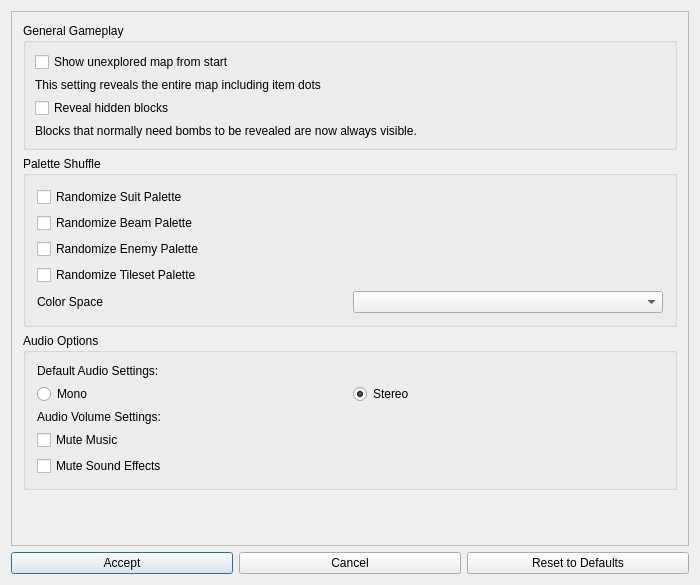
Above: randovania/games/fusion/gui/ui_files/fusion_cosmetic_patches_dialog.ui from randovania/randovania before the change. Below: the same form after it.
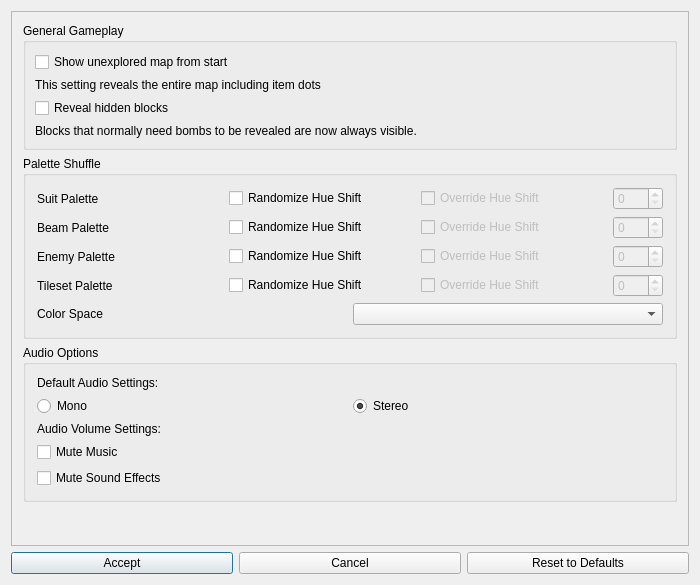
That is the form after the change.

Commit message: hue shift override changes

```diff
--- a/randovania/games/fusion/gui/ui_files/fusion_cosmetic_patches_dialog.ui
+++ b/randovania/games/fusion/gui/ui_files/fusion_cosmetic_patches_dialog.ui
@@ -47,9 +47,9 @@
       <property name="geometry">
        <rect>
         <x>0</x>
-        <y>0</y>
-        <width>680</width>
-        <height>535</height>
+        <y>-41</y>
+        <width>666</width>
+        <height>574</height>
        </rect>
       </property>
       <layout class="QVBoxLayout" name="verticalLayout">
@@ -110,13 +110,67 @@
          <layout class="QVBoxLayout" name="palette_layout">
           <item>
            <layout class="QHBoxLayout" name="suit_color_layout">
-            <property name="spacing">
-             <number>6</number>
-            </property>
             <item>
-             <widget class="QCheckBox" name="suit_palette_check">
+             <widget class="QLabel" name="suit_palette_label">
               <property name="text">
-               <string>Randomize Suit Palette</string>
+               <string>Suit Palette</string>
+              </property>
+             </widget>
+            </item>
+            <item>
+             <widget class="QCheckBox" name="suit_rando_shift_check">
+              <property name="enabled">
+               <bool>true</bool>
+              </property>
+              <property name="text">
+               <string>Randomize Hue Shift</string>
+              </property>
+             </widget>
+            </item>
+            <item alignment="Qt::AlignmentFlag::AlignLeft">
+             <widget class="QCheckBox" name="suit_override_shift_check">
+              <property name="enabled">
+               <bool>false</bool>
+              </property>
+              <property name="baseSize">
+               <size>
+                <width>0</width>
+                <height>0</height>
+               </size>
+              </property>
+              <property name="text">
+               <string>Override Hue Shift</string>
+              </property>
+              <property name="iconSize">
+               <size>
+                <width>16</width>
+                <height>16</height>
+               </size>
+              </property>
+             </widget>
+            </item>
+            <item>
+             <widget class="QSpinBox" name="suit_override_shift_spin">
+              <property name="enabled">
+               <bool>false</bool>
+              </property>
+              <property name="minimumSize">
+               <size>
+                <width>0</width>
+                <height>0</height>
+               </size>
+              </property>
+              <property name="maximumSize">
+               <size>
+                <width>50</width>
+                <height>16777215</height>
+               </size>
+              </property>
+              <property name="maximum">
+               <number>360</number>
+              </property>
+              <property name="singleStep">
+               <number>5</number>
               </property>
              </widget>
             </item>
@@ -128,9 +182,48 @@
              <number>6</number>
             </property>
             <item>
-             <widget class="QCheckBox" name="beam_palette_check">
+             <widget class="QLabel" name="beam_palette_label">
               <property name="text">
-               <string>Randomize Beam Palette</string>
+               <string>Beam Palette</string>
+              </property>
+             </widget>
+            </item>
+            <item>
+             <widget class="QCheckBox" name="beam_rando_shift_check">
+              <property name="enabled">
+               <bool>true</bool>
+              </property>
+              <property name="text">
+               <string>Randomize Hue Shift</string>
+              </property>
+             </widget>
+            </item>
+            <item alignment="Qt::AlignmentFlag::AlignLeft">
+             <widget class="QCheckBox" name="beam_override_shift_check">
+              <property name="enabled">
+               <bool>false</bool>
+              </property>
+              <property name="text">
+               <string>Override Hue Shift</string>
+              </property>
+             </widget>
+            </item>
+            <item>
+             <widget class="QSpinBox" name="beam_override_shift_spin">
+              <property name="enabled">
+               <bool>false</bool>
+              </property>
+              <property name="maximumSize">
+               <size>
+                <width>50</width>
+                <height>16777215</height>
+               </size>
+              </property>
+              <property name="maximum">
+               <number>360</number>
+              </property>
+              <property name="singleStep">
+               <number>5</number>
               </property>
              </widget>
             </item>
@@ -142,9 +235,48 @@
              <number>6</number>
             </property>
             <item>
-             <widget class="QCheckBox" name="enemy_palette_check">
+             <widget class="QLabel" name="enemy_palette_label">
               <property name="text">
-               <string>Randomize Enemy Palette</string>
+               <string>Enemy Palette</string>
+              </property>
+             </widget>
+            </item>
+            <item>
+             <widget class="QCheckBox" name="enemy_rando_shift_check">
+              <property name="enabled">
+               <bool>true</bool>
+              </property>
+              <property name="text">
+               <string>Randomize Hue Shift</string>
+              </property>
+             </widget>
+            </item>
+            <item alignment="Qt::AlignmentFlag::AlignLeft">
+             <widget class="QCheckBox" name="enemy_override_shift_check">
+              <property name="enabled">
+               <bool>false</bool>
+              </property>
+              <property name="text">
+               <string>Override Hue Shift</string>
+              </property>
+             </widget>
+            </item>
+            <item>
+             <widget class="QSpinBox" name="enemy_override_shift_spin">
+              <property name="enabled">
+               <bool>false</bool>
+              </property>
+              <property name="maximumSize">
+               <size>
+                <width>50</width>
+                <height>16777215</height>
+               </size>
+              </property>
+              <property name="maximum">
+               <number>360</number>
+              </property>
+              <property name="singleStep">
+               <number>5</number>
               </property>
              </widget>
             </item>
@@ -156,9 +288,48 @@
              <number>6</number>
             </property>
             <item>
-             <widget class="QCheckBox" name="tileset_palette_check">
+             <widget class="QLabel" name="tileset_palette_label">
               <property name="text">
-               <string>Randomize Tileset Palette</string>
+               <string>Tileset Palette</string>
+              </property>
+             </widget>
+            </item>
+            <item>
+             <widget class="QCheckBox" name="tileset_rando_shift_check">
+              <property name="enabled">
+               <bool>true</bool>
+              </property>
+              <property name="text">
+               <string>Randomize Hue Shift</string>
+              </property>
+             </widget>
+            </item>
+            <item alignment="Qt::AlignmentFlag::AlignLeft">
+             <widget class="QCheckBox" name="tileset_override_shift_check">
+              <property name="enabled">
+               <bool>false</bool>
+              </property>
+              <property name="text">
+               <string>Override Hue Shift</string>
+              </property>
+             </widget>
+            </item>
+            <item>
+             <widget class="QSpinBox" name="tileset_override_shift_spin">
+              <property name="enabled">
+               <bool>false</bool>
+              </property>
+              <property name="maximumSize">
+               <size>
+                <width>50</width>
+                <height>16777215</height>
+               </size>
+              </property>
+              <property name="maximum">
+               <number>360</number>
+              </property>
+              <property name="singleStep">
+               <number>5</number>
               </property>
              </widget>
             </item>
@@ -167,7 +338,14 @@
           <item>
            <layout class="QGridLayout" name="color_space_layout">
             <item row="0" column="1">
-             <widget class="QComboBox" name="color_space_combo"/>
+             <widget class="QComboBox" name="color_space_combo">
+              <property name="minimumSize">
+               <size>
+                <width>0</width>
+                <height>0</height>
+               </size>
+              </property>
+             </widget>
             </item>
             <item row="0" column="0">
              <widget class="QLabel" name="color_space_label">
```
Left out of the diff: 2 changed lines with no effect on the pictures. The commit also changes 3 other files.
